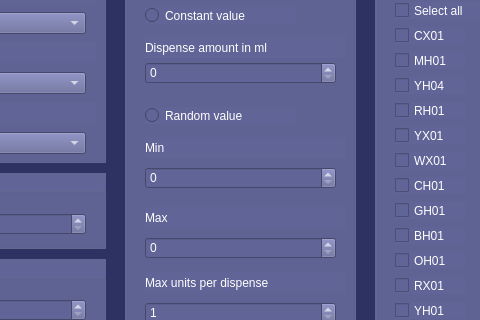
This is duurtest/Duurtest_GUI.ui in Tom-v-h/Duurtest as Qt 5 draws it before an edit; both pictures show x 155 to 635 and y 133 to 453 of the 789 by 600 pixel window. The edited form follows.
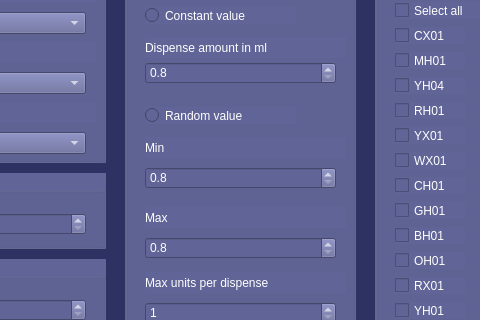
This is the edited form. Icons and pictures are not drawn.

Commit message: Draw an amount per unit, and allow amounts down to 0.8 ml

```diff
--- a/duurtest/Duurtest_GUI.ui
+++ b/duurtest/Duurtest_GUI.ui
@@ -494,7 +494,7 @@
       <property name="title">
        <string>Dispense amount</string>
       </property>
-      <widget class="QSpinBox" name="DispenseAmount_spinBox">
+      <widget class="QDoubleSpinBox" name="DispenseAmount_spinBox">
        <property name="enabled">
         <bool>false</bool>
        </property>
@@ -506,8 +506,21 @@
          <height>22</height>
         </rect>
        </property>
+      
+       <property name="decimals">
+        <number>1</number>
+       </property>
+       <property name="minimum">
+        <double>0.800000000000000</double>
+       </property>
        <property name="maximum">
-        <number>100000</number>
+        <double>100000.000000000000000</double>
+       </property>
+       <property name="singleStep">
+        <double>0.100000000000000</double>
+       </property>
+       <property name="value">
+        <double>0.800000000000000</double>
        </property>
       </widget>
       <widget class="QRadioButton" name="Const_radioButton">
@@ -536,7 +549,7 @@
         <string>Random value</string>
        </property>
       </widget>
-      <widget class="QSpinBox" name="MinDispense_spinBox">
+      <widget class="QDoubleSpinBox" name="MinDispense_spinBox">
        <property name="enabled">
         <bool>false</bool>
        </property>
@@ -548,11 +561,24 @@
         <height>22</height>
        </rect>
        </property>
+      
+       <property name="decimals">
+        <number>1</number>
+       </property>
+       <property name="minimum">
+        <double>0.800000000000000</double>
+       </property>
        <property name="maximum">
-        <number>100000</number>
+        <double>100000.000000000000000</double>
+       </property>
+       <property name="singleStep">
+        <double>0.100000000000000</double>
+       </property>
+       <property name="value">
+        <double>0.800000000000000</double>
        </property>
       </widget>
-      <widget class="QSpinBox" name="MaxDispense_spinBox">
+      <widget class="QDoubleSpinBox" name="MaxDispense_spinBox">
        <property name="enabled">
         <bool>false</bool>
        </property>
@@ -564,8 +590,21 @@
         <height>22</height>
        </rect>
        </property>
+      
+       <property name="decimals">
+        <number>1</number>
+       </property>
+       <property name="minimum">
+        <double>0.800000000000000</double>
+       </property>
        <property name="maximum">
-        <number>100000</number>
+        <double>100000.000000000000000</double>
+       </property>
+       <property name="singleStep">
+        <double>0.100000000000000</double>
+       </property>
+       <property name="value">
+        <double>0.800000000000000</double>
        </property>
       </widget>
       <widget class="QLabel" name="label_3">
```
The commit also changes 2 other files.
